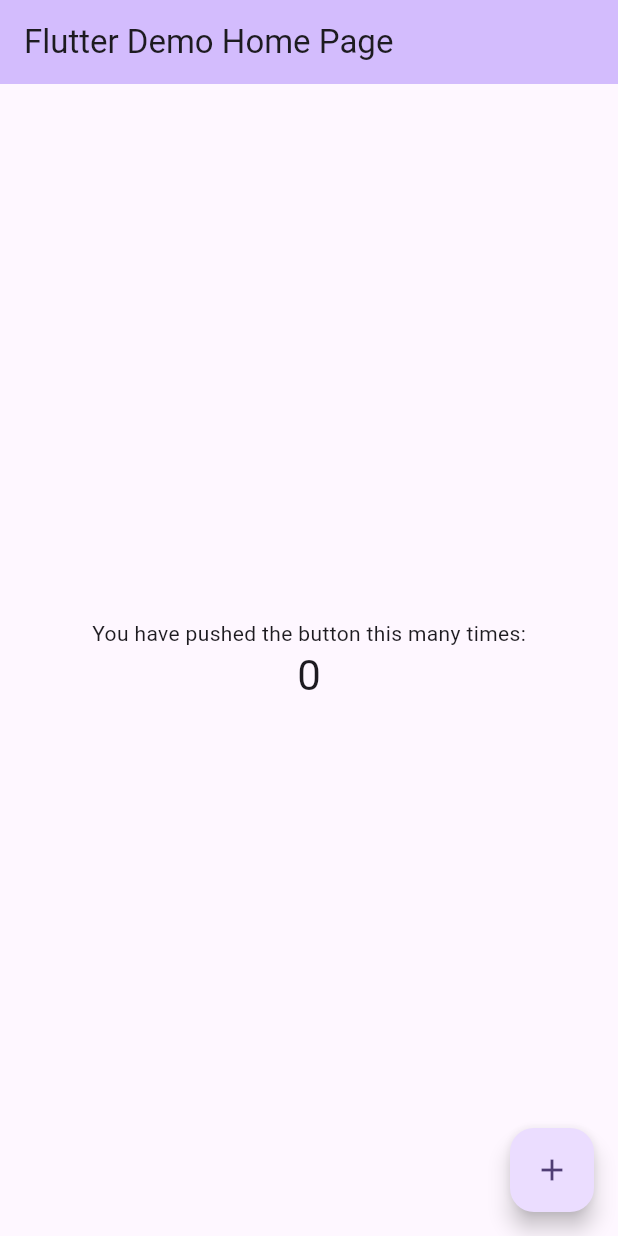
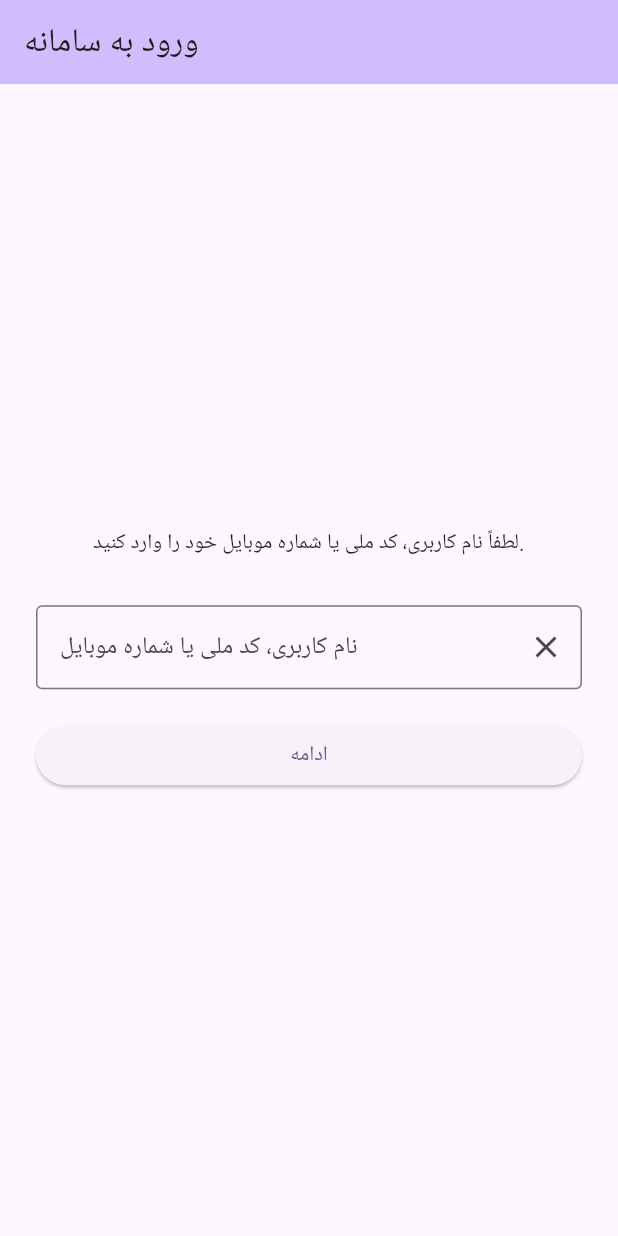
Before and after one commit to alighelejbeigi/lms, a Flutter app: the screen it shows after launch, on a phone screen of 412 x 824 dp. Run offline on Flutter 3.47's test engine with Material 3 defaults, Android fonts, the phone set to English and light mode, and no system bars; our stand-ins replace cookie_jar, dio, dio_cookie_manager, flutter_secure_storage.

Commit message:
wip: login page

```diff
--- /dev/null
+++ b/lib/api_client.dart
@@ -0,0 +1,57 @@
+// lib/api_client.dart
+
+import 'package:cookie_jar/cookie_jar.dart';
+import 'package:dio/dio.dart';
+import 'package:dio_cookie_manager/dio_cookie_manager.dart';
+import 'package:flutter_secure_storage/flutter_secure_storage.dart';
+
+// یک کلاس برای مدیریت توکن و نمونه Dio در سراسر برنامه
+class ApiClient {
+  final Dio dio;
+  final FlutterSecureStorage _storage = const FlutterSecureStorage();
+  final CookieJar _cookieJar = CookieJar();
+
+  static const String _TOKEN_KEY = 'access_token';
+
+  ApiClient._internal()
+    : dio = Dio(
+        BaseOptions(
+          baseUrl: 'http://192.168.192.185:3001',
+          contentType: 'application/json',
+        ),
+      ) {
+    // 1. اضافه کردن Cookie Manager برای مدیریت کوکی uck_ses
+    dio.interceptors.add(CookieManager(_cookieJar));
+
+    // 2. اضافه کردن Token Interceptor برای مدیریت Access Token
+    dio.interceptors.add(
+      InterceptorsWrapper(
+        onRequest: (options, handler) async {
+          final token = await _storage.read(key: _TOKEN_KEY);
+          if (token != null &&
+              options.path != '/auth' &&
+              options.path != '/auth/verify') {
+            // افزودن توکن به هدر Authorization به صورت Bearer
+            options.headers['Authorization'] = 'Bearer $token';
+          }
+          return handler.next(options);
+        },
+      ),
+    );
+  }
+
+  static final ApiClient _instance = ApiClient._internal();
+
+  // دسترسی به نمونه سینگلتون Dio
+  static ApiClient get instance => _instance;
+
+  // متد ذخیره توکن
+  Future<void> saveToken(String token) async {
+    await _storage.write(key: _TOKEN_KEY, value: token);
+  }
+
+  // متد حذف توکن (برای خروج از حساب)
+  Future<void> deleteToken() async {
+    await _storage.delete(key: _TOKEN_KEY);
+  }
+}
--- /dev/null
+++ b/lib/login_page.dart
@@ -0,0 +1,245 @@
+// lib/login_page.dart
+
+// وارد کردن بسته‌های مدیریت کوکی
+import 'package:cookie_jar/cookie_jar.dart';
+import 'package:dio/dio.dart';
+import 'package:flutter/material.dart';
+import 'package:lms/whoami_page.dart';
+
+import 'api_client.dart';
+
+// مراحل احراز هویت
+enum AuthStep { identifier, password }
+
+class LoginPage extends StatefulWidget {
+  const LoginPage({super.key});
+
+  @override
+  State<LoginPage> createState() => _LoginPageState();
+}
+
+class _LoginPageState extends State<LoginPage> {
+  final TextEditingController _inputController = TextEditingController();
+
+  // تعریف CookieJar در سطح کلاس
+  final CookieJar _cookieJar = CookieJar();
+
+  // ایجاد نمونه Dio و اضافه کردن CookieManager
+  // اینترسپتور کوکی، کوکی uck_ses را به صورت خودکار مدیریت می‌کند.
+  late final Dio _dio = ApiClient.instance.dio;
+
+  String _message =
+      'لطفاً نام کاربری، کد ملی یا شماره موبایل خود را وارد کنید.';
+  bool _isLoading = false;
+  AuthStep _currentStep = AuthStep.identifier; // شروع از مرحله اول
+
+  // Regex برای تشخیص نوع ورودی
+  final RegExp _nationalIdRegExp = RegExp(r'^\d{10}$');
+  final RegExp _mobileNumberRegExp = RegExp(r'^09\d{9}$');
+
+  String _getInputType(String input) {
+    if (_nationalIdRegExp.hasMatch(input)) {
+      return 'کد ملی';
+    } else if (_mobileNumberRegExp.hasMatch(input)) {
+      return 'شماره موبایل';
+    } else if (input.isNotEmpty) {
+      return 'نام کاربری';
+    }
+    return 'Invalid';
+  }
+
+  // --- مدیریت خطاهای Dio ---
+  void _handleDioError(DioException e) {
+    String errorMessage = 'خطای نامشخص در شبکه.';
+    if (e.response != null) {
+      final responseData = e.response!.data;
+      errorMessage =
+          'خطا ${e.response!.statusCode}: ${responseData['message'] ?? 'خطای سمت سرور'}';
+    } else {
+      errorMessage = 'خطای ارتباط با سرور: ${e.message}';
+    }
+    setState(() => _message = errorMessage);
+  }
+
+  // --- مرحله ۱: ارسال نام کاربری/کد ملی/موبایل به /auth ---
+  Future<void> _requestAuth() async {
+    final input = _inputController.text.trim();
+    final inputType = _getInputType(input);
+
+    if (inputType == 'Invalid') {
+      setState(() => _message = 'لطفاً یک ورودی معتبر وارد کنید.');
+      return;
+    }
+
+    setState(() {
+      _isLoading = true;
+      _message = 'در حال ارسال درخواست احراز هویت...';
+    });
+
+    // ساخت body درخواست بر اساس ساختار "method" و "user"
+    final Map<String, dynamic> requestBody = {
+      'method': 'username',
+      'user': input,
+    };
+
+    try {
+      // API اول از JSON یا form-urlencoded استفاده می‌کند. ما JSON را امتحان می‌کنیم.
+      final response = await _dio.post('/auth', data: requestBody);
+      final responseData = response.data;
+
+      if (response.statusCode == 200 || response.statusCode == 201) {
+        final apiMessage = responseData['message'] ?? 'پاسخ API: موفق';
+
+        setState(() {
+          _currentStep = AuthStep.password; // تغییر به مرحله ورود رمز
+          _inputController.clear();
+          _message = apiMessage; // نمایش پیام "کلمه عبور را وارد نمایید"
+        });
+      }
+    } on DioException catch (e) {
+      _handleDioError(e);
+    } catch (e) {
+      setState(() => _message = 'خطای غیرمنتظره: $e');
+    } finally {
+      setState(() => _isLoading = false);
+    }
+  }
+
+  // --- مرحله ۲: ارسال کد/رمز عبور به /auth/verify ---
+  Future<void> _verifyAuth() async {
+    final code = _inputController.text.trim();
+
+    if (code.isEmpty) {
+      setState(() => _message = 'لطفاً کد/رمز عبور را وارد کنید.');
+      return;
+    }
+
+    setState(() {
+      _isLoading = true;
+      _message = 'در حال ارسال کد تایید...';
+    });
+
+    // ساخت body درخواست برای /auth/verify
+    final Map<String, dynamic> requestBody = {
+      'code': code, // فیلد مورد نیاز API دوم
+    };
+
+    try {
+      // API دوم از application/x-www-form-urlencoded استفاده می‌کند.
+      // کوکی uck_ses (در صورت وجود) به صورت خودکار توسط CookieManager ارسال می‌شود.
+      final response = await _dio.post(
+        '/auth/verify',
+        data: requestBody,
+        options: Options(contentType: Headers.formUrlEncodedContentType),
+      );
+
+      // در صورت موفقیت، سرور توکن‌های نهایی را برمی‌گرداند.
+      // final responseData = response.data;
+      final responseData = response.data;
+      if (response.statusCode == 200 || response.statusCode == 201) {
+        // هدایت به صفحه اصلی (HomePage)
+        final accessToken = responseData['accessToken']; //
+        if (accessToken != null) {
+          await ApiClient.instance.saveToken(accessToken);
+        }
+        if (mounted) {
+          Navigator.of(context).pushReplacement(
+            MaterialPageRoute(builder: (context) => const WhoamiPage()),
+          );
+        }
+      }
+    } on DioException catch (e) {
+      _handleDioError(e);
+    } catch (e) {
+      setState(() => _message = 'خطای غیرمنتظره: $e');
+    } finally {
+      setState(() => _isLoading = false);
+    }
+  }
+
+  // --- ساختار UI ---
+
+  @override
+  Widget build(BuildContext context) {
+    // تعیین متن دکمه و لیبل فیلد بر اساس مرحله
+    String buttonText = _currentStep == AuthStep.identifier ? 'ادامه' : 'ورود';
+    String labelText =
+        _currentStep == AuthStep.identifier
+            ? 'نام کاربری، کد ملی یا شماره موبایل'
+            : 'کد تایید یا رمز عبور';
+
+    return Scaffold(
+      appBar: AppBar(
+        title: const Text('ورود به سامانه'),
+        backgroundColor: Theme.of(context).colorScheme.inversePrimary,
+      ),
+      body: Padding(
+        padding: const EdgeInsets.all(24.0),
+        child: Column(
+          mainAxisAlignment: MainAxisAlignment.center,
+          children: <Widget>[
+            Text(
+              _message,
+              textAlign: TextAlign.center,
+              style: TextStyle(
+                color:
+                    _isLoading
+                        ? Colors.blue
+                        : (_message.contains('خطا')
+                            ? Colors.red
+                            : Colors.black87),
+              ),
+            ),
+            const SizedBox(height: 30),
+            TextField(
+              controller: _inputController,
+              decoration: InputDecoration(
+                border: const OutlineInputBorder(),
+                labelText: labelText,
+                suffixIcon:
+                    _isLoading
+                        ? const Padding(
+                          padding: EdgeInsets.all(8.0),
+                          child: CircularProgressIndicator(strokeWidth: 2),
+                        )
+                        : IconButton(
+                          icon: const Icon(Icons.clear),
+                          onPressed: _inputController.clear,
+                        ),
+              ),
+              textAlign: TextAlign.right,
+              keyboardType:
+                  _currentStep == AuthStep.identifier
+                      ? TextInputType.text
+                      : TextInputType.visiblePassword,
+              obscureText: _currentStep == AuthStep.password, // مخفی کردن رمز
+              textDirection: TextDirection.rtl,
+              onSubmitted:
+                  (_) =>
+                      _currentStep == AuthStep.identifier
+                          ? _requestAuth()
+                          : _verifyAuth(),
+            ),
+            const SizedBox(height: 20),
+            SizedBox(
+              width: double.infinity,
+              child: ElevatedButton(
+                onPressed:
+                    _isLoading
+                        ? null
+                        : () {
+                          if (_currentStep == AuthStep.identifier) {
+                            _requestAuth();
+                          } else {
+                            _verifyAuth();
+                          }
+                        },
+                child: Text(buttonText),
+              ),
+            ),
+          ],
+        ),
+      ),
+    );
+  }
+}
--- a/lib/main.dart
+++ b/lib/main.dart
@@ -1,4 +1,8 @@
+// lib/main.dart
+
 import 'package:flutter/material.dart';
+import 'package:lms/login_page.dart';
+// import 'package:lms/home_page.dart'; // اگرچه در LoginPage استفاده می‌شود، بهتر است اینجا هم برای جلوگیری از خطای وابستگی در مراحل بعدی باشد
 
 void main() {
   runApp(const MyApp());
@@ -10,56 +14,12 @@ class MyApp extends StatelessWidget {
   @override
   Widget build(BuildContext context) {
     return MaterialApp(
-      title: 'Flutter Demo',
+      title: 'LMS',
       theme: ThemeData(
         colorScheme: ColorScheme.fromSeed(seedColor: Colors.deepPurple),
+        useMaterial3: true,
       ),
-      home: const MyHomePage(title: 'Flutter Demo Home Page'),
+      home: const LoginPage(), // صفحه اصلی شما
     );
   }
 }
-
-class MyHomePage extends StatefulWidget {
-  const MyHomePage({super.key, required this.title});
-  final String title;
-
-  @override
-  State<MyHomePage> createState() => _MyHomePageState();
-}
-
-class _MyHomePageState extends State<MyHomePage> {
-  int _counter = 0;
-
-  void _incrementCounter() {
-    setState(() {
-      _counter++;
-    });
-  }
-
-  @override
-  Widget build(BuildContext context) {
-    return Scaffold(
-      appBar: AppBar(
-        backgroundColor: Theme.of(context).colorScheme.inversePrimary,
-        title: Text(widget.title),
-      ),
-      body: Center(
-        child: Column(
-          mainAxisAlignment: MainAxisAlignment.center,
-          children: <Widget>[
-            const Text('You have pushed the button this many times:'),
-            Text(
-              '$_counter',
-              style: Theme.of(context).textTheme.headlineMedium,
-            ),
-          ],
-        ),
-      ),
-      floatingActionButton: FloatingActionButton(
-        onPressed: _incrementCounter,
-        tooltip: 'Increment',
-        child: const Icon(Icons.add),
-      ),
-    );
-  }
-}
--- a/pubspec.yaml
+++ b/pubspec.yaml
@@ -30,6 +30,10 @@ environment:
 dependencies:
   flutter:
     sdk: flutter
+  dio:
+  cookie_jar:
+  dio_cookie_manager:
+  flutter_secure_storage:
 
   # The following adds the Cupertino Icons font to your application.
   # Use with the CupertinoIcons class for iOS style icons.
```
Also changed, not shown: lib/home_page.dart (added, +24 -0 lines), lib/whoami_page.dart (added, +110 -0 lines), pubspec.lock, 9 other files.
